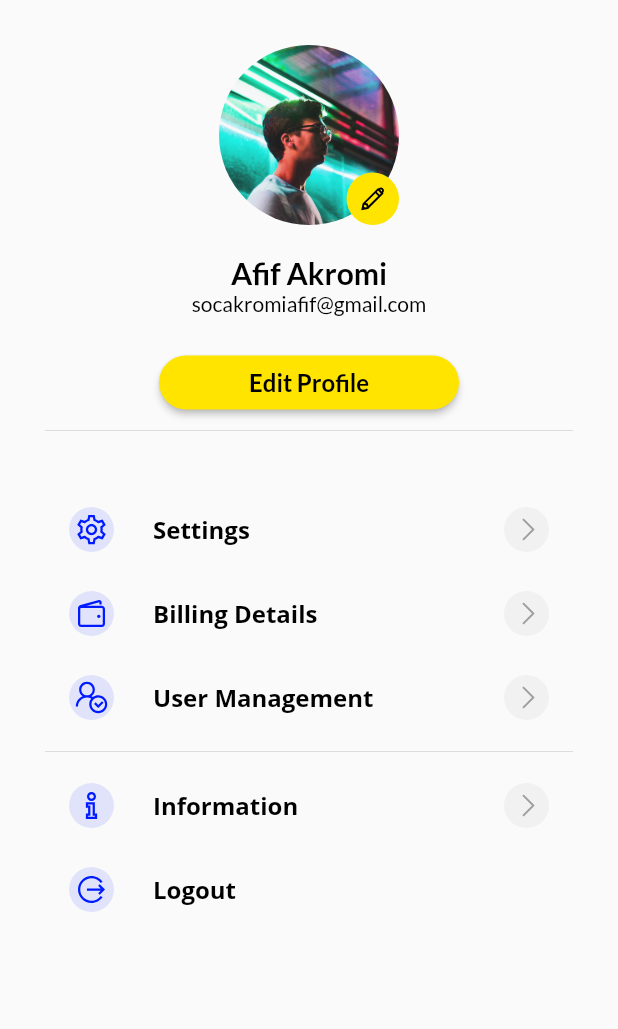
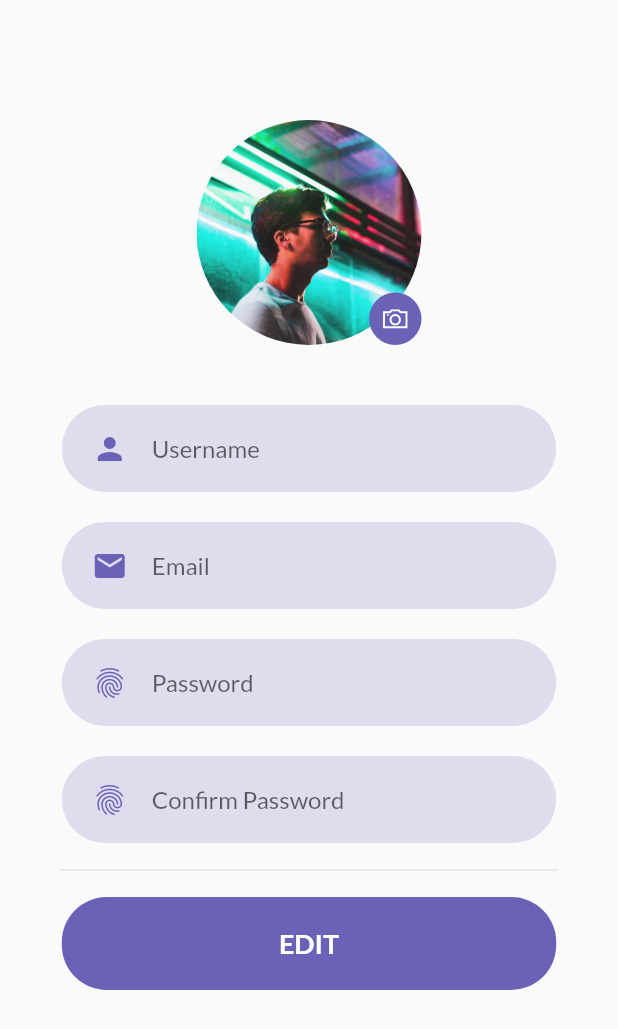
Before and after one commit to akromiafif/flutter_elevarm, a Flutter app: the EditProfileView screen opened by its route, on a phone screen of 412 x 824 dp. Shown: the top 1029 px of the screen. Run offline on Flutter 3.47's test engine with Material 2 defaults, Android fonts, the phone set to English and light mode, and no system bars; our stand-ins replace awesome_dialog, flutter_svg, get, google_fonts, line_awesome_flutter.

Commit message:
fix edit profile screen

```diff
--- a/lib/app/modules/editprofile/views/editprofile_view.dart
+++ b/lib/app/modules/editprofile/views/editprofile_view.dart
@@ -1,26 +1,30 @@
 import 'package:flutter/material.dart';
-import 'package:flutter_elevarm/app/data/colors.dart';
+import 'package:flutter_elevarm/app/data/constants.dart';
 import 'package:flutter_elevarm/app/modules/editprofile/controllers/editprofile_controller.dart';
+import 'package:flutter_elevarm/app/modules/login/widgets/rounded_button.dart';
+import 'package:flutter_elevarm/app/modules/login/widgets/rounded_input.dart';
 import 'package:get/get.dart';
-import 'package:google_fonts/google_fonts.dart';
 import 'package:line_awesome_flutter/line_awesome_flutter.dart';
 
 class EditProfileView extends GetView<EditprofileController> {
   const EditProfileView({Key? key}) : super(key: key);
   @override
   Widget build(BuildContext context) {
+    final Size size = MediaQuery.of(context).size;
+    final allController = TextEditingController();
+
     return SafeArea(
       child: Scaffold(
         body: SingleChildScrollView(
           child: Container(
-            padding: const EdgeInsets.all(30),
+            padding: const EdgeInsets.symmetric(vertical: 80, horizontal: 40),
             child: Column(
               children: <Widget>[
                 Stack(
                   children: [
                     SizedBox(
-                      width: 120,
-                      height: 120,
+                      width: 150,
+                      height: 150,
                       child: ClipRRect(
                         borderRadius: BorderRadius.circular(100),
                         child: const Image(
@@ -37,85 +41,56 @@ class EditProfileView extends GetView<EditprofileController> {
                         height: 35,
                         decoration: BoxDecoration(
                           borderRadius: BorderRadius.circular(100),
-                          color: tPrimaryColor,
+                          color: kPrimaryColor,
                         ),
                         child: const Icon(
-                          LineAwesomeIcons.alternate_pencil,
-                          color: Colors.black,
+                          LineAwesomeIcons.camera,
+                          color: Colors.white,
                           size: 20,
                         ),
                       ),
                     )
                   ],
                 ),
-                const SizedBox(height: 20),
-                Text(
-                  'Afif Akromi',
-                  style: GoogleFonts.lato(
-                    color: tDarkColor,
-                    fontSize: 20,
-                    fontWeight: FontWeight.bold,
-                  ),
-                ),
-                Text(
-                  'socakromiafif@gmail.com',
-                  style: GoogleFonts.lato(
-                    color: tDarkColor,
-                  ),
-                ),
-                const SizedBox(height: 20),
-                SizedBox(
-                  width: 200,
-                  child: ElevatedButton(
-                    onPressed: () {},
-                    style: ElevatedButton.styleFrom(
-                      backgroundColor: tPrimaryColor,
-                      side: BorderSide.none,
-                      shape: const StadiumBorder(),
+                const SizedBox(height: 30),
+                Column(
+                  children: <Widget>[
+                    RoundedInput(
+                      controller: allController,
+                      icon: Icons.person,
+                      size: size,
+                      hint: 'Username',
+                      isSecure: false,
                     ),
-                    child: Text(
-                      'Edit Profile',
-                      style: GoogleFonts.lato(
-                        color: tDarkColor,
-                        fontWeight: FontWeight.bold,
-                        fontSize: 16,
-                      ),
+                    RoundedInput(
+                      controller: allController,
+                      icon: Icons.email,
+                      size: size,
+                      hint: 'Email',
+                      isSecure: false,
                     ),
-                  ),
+                    RoundedInput(
+                      controller: allController,
+                      icon: Icons.fingerprint,
+                      size: size,
+                      hint: 'Password',
+                      isSecure: true,
+                    ),
+                    RoundedInput(
+                      controller: allController,
+                      icon: Icons.fingerprint,
+                      size: size,
+                      hint: 'Confirm Password',
+                      isSecure: true,
+                    ),
+                  ],
                 ),
                 const Divider(),
-                const SizedBox(height: 30),
-                _buildProfileMenu(
-                  title: 'Settings',
-                  icon: LineAwesomeIcons.cog,
-                  endIcon: true,
-                  onPress: () {},
-                ),
-                _buildProfileMenu(
-                  title: 'Billing Details',
-                  icon: LineAwesomeIcons.wallet,
-                  endIcon: true,
-                  onPress: () {},
-                ),
-                _buildProfileMenu(
-                  title: 'User Management',
-                  icon: LineAwesomeIcons.user_check,
-                  endIcon: true,
-                  onPress: () {},
-                ),
-                const Divider(),
-                _buildProfileMenu(
-                  title: 'Information',
-                  icon: LineAwesomeIcons.info,
-                  endIcon: true,
-                  onPress: () {},
-                ),
-                _buildProfileMenu(
-                  title: 'Logout',
-                  icon: LineAwesomeIcons.alternate_sign_out,
-                  endIcon: false,
-                  onPress: () {},
-                ),
+                RoundedButton(
+                  title: 'EDIT',
+                  size: size,
+                  onTap: () {},
+                )
               ],
             ),
           ),
@@ -124,60 +99,3 @@ class EditProfileView extends GetView<EditprofileController> {
     );
   }
 }
-
-class _buildProfileMenu extends StatelessWidget {
-  const _buildProfileMenu({
-    Key? key,
-    required this.title,
-    required this.icon,
-    required this.onPress,
-    required this.endIcon,
-  }) : super(key: key);
-
-  final String title;
-  final IconData icon;
-  final VoidCallback onPress;
-  final bool endIcon;
-
-  @override
-  Widget build(BuildContext context) {
-    return ListTile(
-      onTap: onPress,
-      leading: Container(
-        width: 30,
-        height: 30,
-        decoration: BoxDecoration(
-          borderRadius: BorderRadius.circular(100),
-          color: tAccentColor.withOpacity(0.1),
-        ),
-        child: Icon(
-          icon,
-          color: tAccentColor,
-        ),
-      ),
-      title: Text(
-        title,
-        style: GoogleFonts.openSans(
-          color: tDarkColor,
-          fontWeight: FontWeight.bold,
-          fontSize: 16,
-        ),
-      ),
-      trailing: endIcon
-          ? Container(
-              width: 30,
-              height: 30,
-              decoration: BoxDecoration(
-                borderRadius: BorderRadius.circular(100),
-                color: Colors.grey.withOpacity(0.1),
-              ),
-              child: const Icon(
-                LineAwesomeIcons.angle_right,
-                color: Colors.grey,
-                size: 20,
-              ),
-            )
-          : null,
-    );
-  }
-}
--- a/lib/app/modules/profile/views/profile_view.dart
+++ b/lib/app/modules/profile/views/profile_view.dart
@@ -16,6 +16,8 @@ class ProfileView extends GetView<ProfileController> {
             padding: const EdgeInsets.all(30),
             child: Column(
               children: <Widget>[
+                Stack(
+                  children: [
                     SizedBox(
                       width: 120,
                       height: 120,
@@ -26,6 +28,25 @@ class ProfileView extends GetView<ProfileController> {
                           fit: BoxFit.cover,
                         ),
                       ),
+                    ),
+                    Positioned(
+                      bottom: 0,
+                      right: 0,
+                      child: Container(
+                        width: 35,
+                        height: 35,
+                        decoration: BoxDecoration(
+                          borderRadius: BorderRadius.circular(100),
+                          color: tPrimaryColor,
+                        ),
+                        child: const Icon(
+                          LineAwesomeIcons.alternate_pencil,
+                          color: Colors.black,
+                          size: 20,
+                        ),
+                      ),
+                    )
+                  ],
                 ),
                 const SizedBox(height: 20),
                 Text(
--- a/lib/app/routes/app_pages.dart
+++ b/lib/app/routes/app_pages.dart
@@ -14,7 +14,7 @@ part 'app_routes.dart';
 class AppPages {
   AppPages._();
 
-  static const INITIAL = Routes.EDITPROFILE;
+  static const INITIAL = Routes.PROFILE;
 
   static final routes = [
     GetPage(
```
Lines whose indentation alone changed are shown as unchanged.
